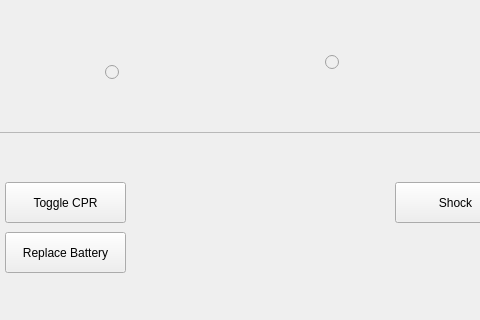
The window that src/aed-sim/mainwindow.ui (zachtes13/comp3004_aed-sim) describes before a commit, drawn with Qt 5; both pictures show x 155 to 635 and y 378 to 698 of the 961 by 698 pixel window.
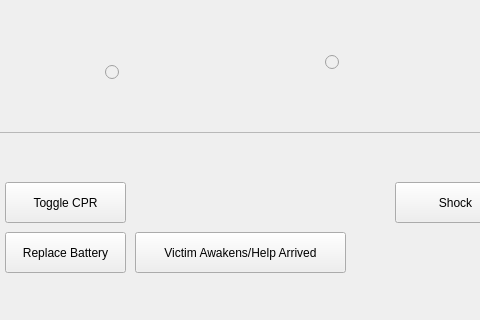
The same window after the commit.

Commit message: added button that was missing from commits

```diff
--- a/src/aed-sim/mainwindow.ui
+++ b/src/aed-sim/mainwindow.ui
@@ -544,6 +544,19 @@
      <string>Replace Battery</string>
     </property>
    </widget>
+   <widget class="QPushButton" name="victimAwakensOrHelpArrivedButton">
+    <property name="geometry">
+     <rect>
+      <x>290</x>
+      <y>610</y>
+      <width>211</width>
+      <height>41</height>
+     </rect>
+    </property>
+    <property name="text">
+     <string>Victim Awakens/Help Arrived</string>
+    </property>
+   </widget>
   </widget>
   <widget class="QMenuBar" name="menubar">
    <property name="geometry">
```
